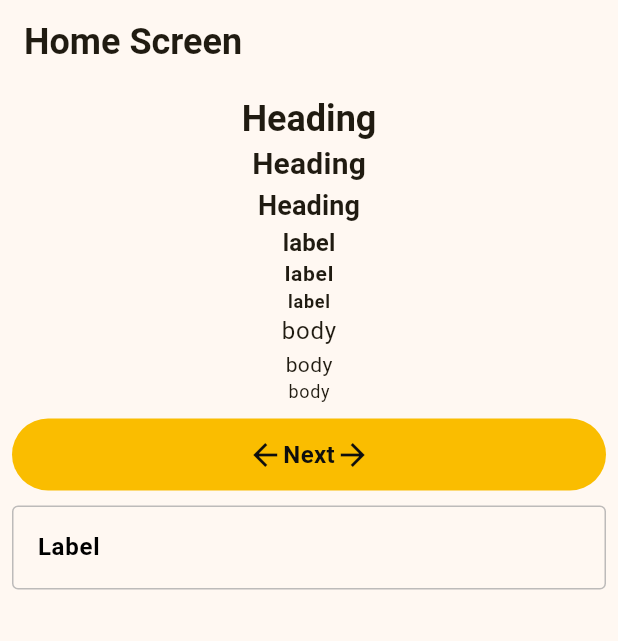
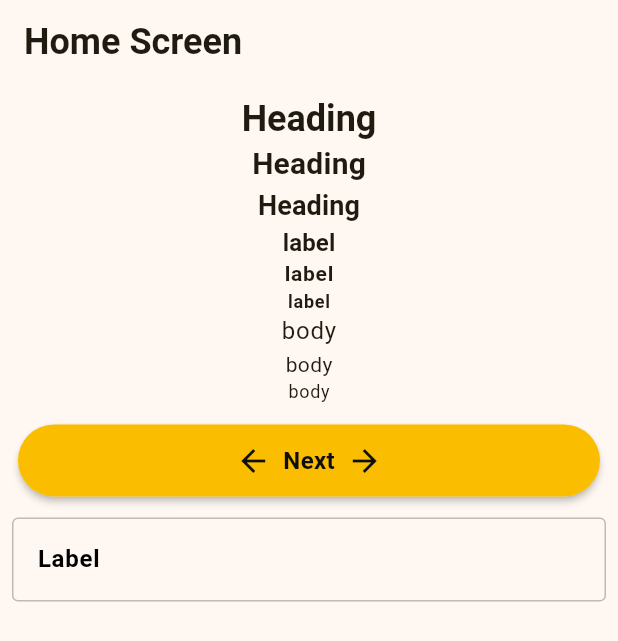
Before and after one commit to bigb45/project-delphi, a Flutter app: the screen it shows after launch, on a phone screen of 412 x 824 dp. Shown: the top 641 px of the screen. Run offline on Flutter 3.47's test engine with Material 3 defaults, Android fonts, the phone set to English and light mode, and no system bars.

Commit message:
Feature: add elevation to button

```diff
--- a/lib/main.dart
+++ b/lib/main.dart
@@ -55,6 +55,7 @@ class Catalog extends StatelessWidget {
                 text: 'Next',
                 onPressed: () {},
                 leadingIcon: Icons.arrow_back,
+                isLoading: false,
                 trailingIcon: Icons.arrow_forward,
               ),
               SizedBox(
--- a/lib/widgets/button.dart
+++ b/lib/widgets/button.dart
@@ -2,15 +2,17 @@ import 'package:flutter/material.dart';
 import 'package:project_delphi/util.dart';
 
 class Button extends StatefulWidget {
-  final VoidCallback onPressed;
+  final VoidCallback? onPressed;
   final String text;
   final IconData? trailingIcon;
   final IconData? leadingIcon;
+  final bool isLoading;
   const Button({
     super.key,
     required this.text,
     this.trailingIcon,
     this.leadingIcon,
+    this.isLoading = false,
     required this.onPressed,
   });
 
@@ -19,10 +21,60 @@ class Button extends StatefulWidget {
 }
 
 class _ButtonState extends State<Button> {
+  bool isPressed = false;
+  late bool isEnabled;
+  @override
+  void initState() {
+    super.initState();
+    isEnabled = widget.onPressed != null && widget.isLoading == false;
+  }
+
   @override
   Widget build(BuildContext context) {
+    Widget leading = const SizedBox();
+    if (widget.isLoading) {
+      leading = const SizedBox(
+        height: 24,
+        width: 24,
+        child: CircularProgressIndicator(
+          strokeWidth: 3,
+        ),
+      );
+    } else if (widget.leadingIcon != null) {
+      leading = Icon(
+        widget.leadingIcon,
+        size: 24,
+        color: Theme.of(context).colorScheme.secondary,
+      );
+    } else {
+      leading = const SizedBox();
+    }
+
     return GestureDetector(
-      onTap: widget.onPressed,
+      onTap: () {
+        if (isEnabled) {
+          widget.onPressed!();
+        }
+      },
+      onTapDown: (_) {
+        if (isEnabled) {
+          setState(() {
+            isPressed = true;
+          });
+        }
+      },
+      onTapUp: (_) {
+        if (isEnabled) {
+          setState(() {
+            isPressed = false;
+          });
+        }
+      },
+      child: Card(
+        elevation: isPressed ? 0 : 2,
+        shape: RoundedRectangleBorder(
+          borderRadius: FullyRounded.circular(),
+        ),
         child: Container(
           height: 48,
           width: double.infinity,
@@ -35,28 +87,28 @@ class _ButtonState extends State<Button> {
             child: Row(
               mainAxisAlignment: MainAxisAlignment.center,
               children: [
-              // if (widget.leadingIcon != null)
-              Icon(
-                widget.leadingIcon,
-                color: Theme.of(context).colorScheme.secondary,
-              ),
+                leading,
+                const SizedBox(width: 8),
                 Text(
                   widget.text,
-                // TODO: extract text style to theme
+                  textAlign: TextAlign.center,
                   style: TextStyle(
                     color: Theme.of(context).colorScheme.secondary,
                     fontWeight: FontWeight.bold,
                     fontSize: 16,
                   ),
                 ),
+                const SizedBox(width: 8),
                 Icon(
                   widget.trailingIcon,
+                  size: 24,
                   color: Theme.of(context).colorScheme.secondary,
                 ),
               ],
             ),
           ),
         ),
+      ),
     );
   }
 }
```
Lines whose indentation alone changed are shown as unchanged.
